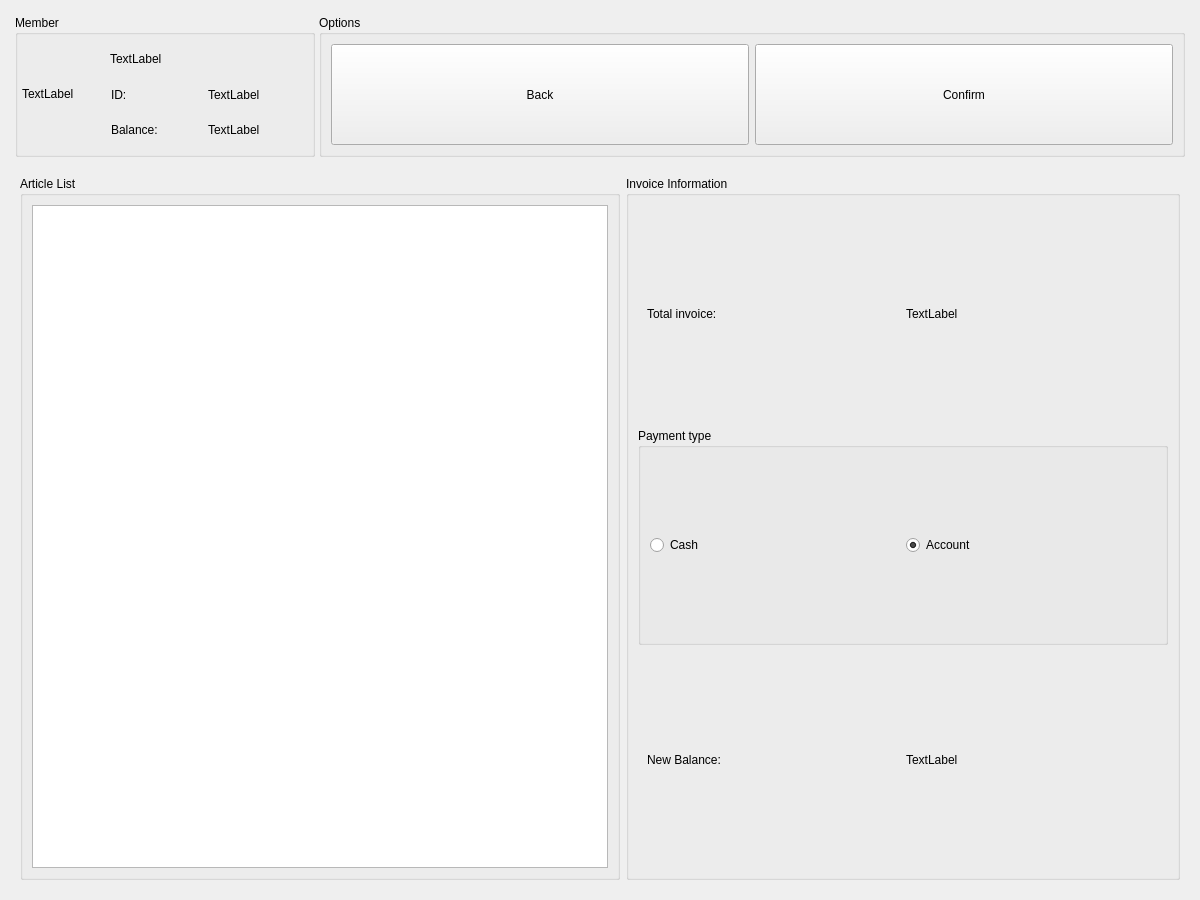
The window that penyamanager/invoicewindow.ui (eguzki/penyamanager) describes before a commit, drawn with Qt 5.
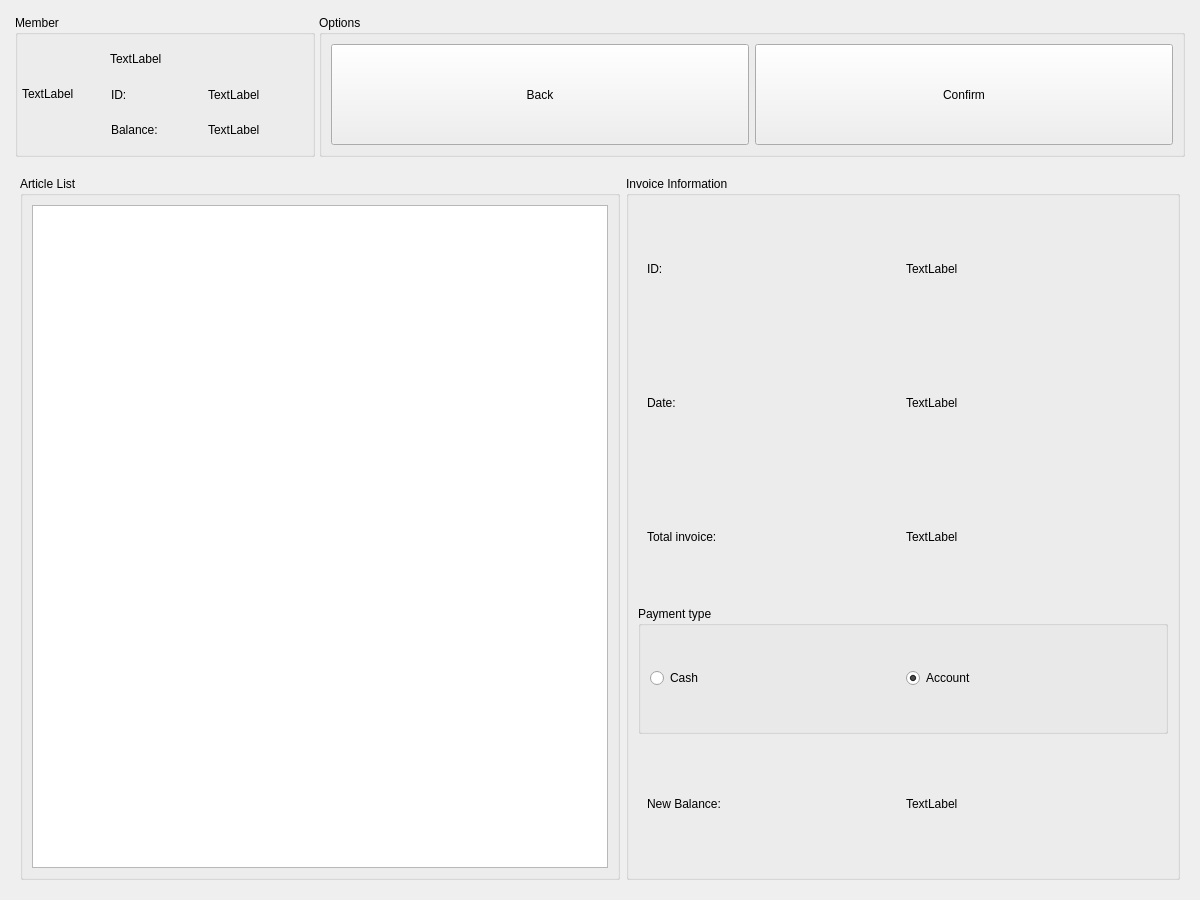
The same window after the commit.

Commit message: close invoice

```diff
--- a/penyamanager/invoicewindow.ui
+++ b/penyamanager/invoicewindow.ui
@@ -274,6 +274,46 @@
          <string>Invoice Information</string>
         </property>
         <layout class="QVBoxLayout" name="verticalLayout_3">
+         <item>
+          <widget class="QWidget" name="invoiceInfoIDWidget" native="true">
+           <layout class="QHBoxLayout" name="horizontalLayout_11">
+            <item>
+             <widget class="QLabel" name="invoiceIdLabel">
+              <property name="text">
+               <string>ID:</string>
+              </property>
+             </widget>
+            </item>
+            <item>
+             <widget class="QLabel" name="invoiceIdInfoLabel">
+              <property name="text">
+               <string>TextLabel</string>
+              </property>
+             </widget>
+            </item>
+           </layout>
+          </widget>
+         </item>
+         <item>
+          <widget class="QWidget" name="invoiceDateInfoWidget" native="true">
+           <layout class="QHBoxLayout" name="horizontalLayout_12">
+            <item>
+             <widget class="QLabel" name="invoiceDateInfoLabelLabel">
+              <property name="text">
+               <string>Date:</string>
+              </property>
+             </widget>
+            </item>
+            <item>
+             <widget class="QLabel" name="invoiceDateInfoLabel">
+              <property name="text">
+               <string>TextLabel</string>
+              </property>
+             </widget>
+            </item>
+           </layout>
+          </widget>
+         </item>
          <item>
           <widget class="QWidget" name="invoiceTotalWidget" native="true">
            <layout class="QHBoxLayout" name="horizontalLayout_8">
```
Left out of the diff: 12 changed lines with no effect on the pictures. The commit also changes 7 other files.
